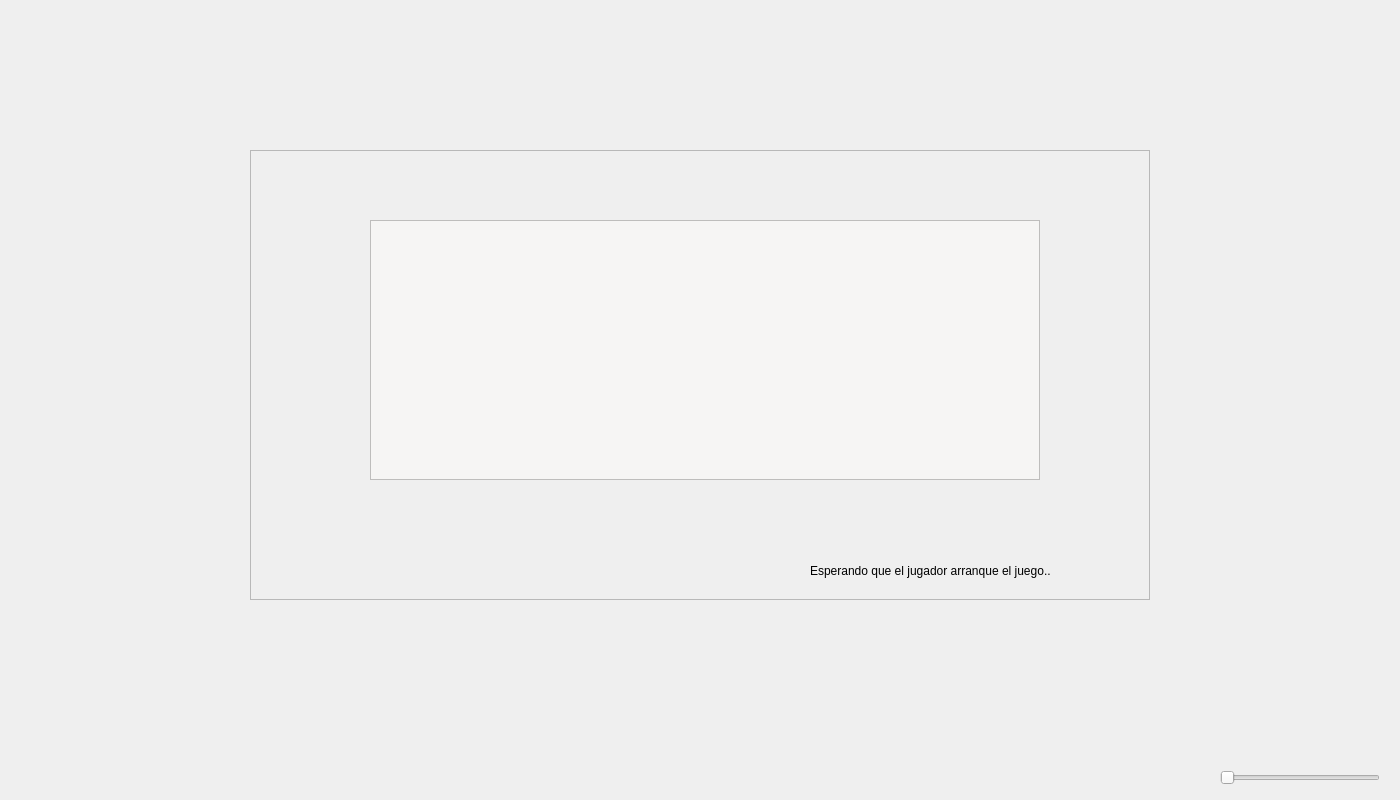
Before: the Qt Designer form client/menuQT/join.ui in Left4DeadTaller1/Left4Dead, drawn with Qt 5.
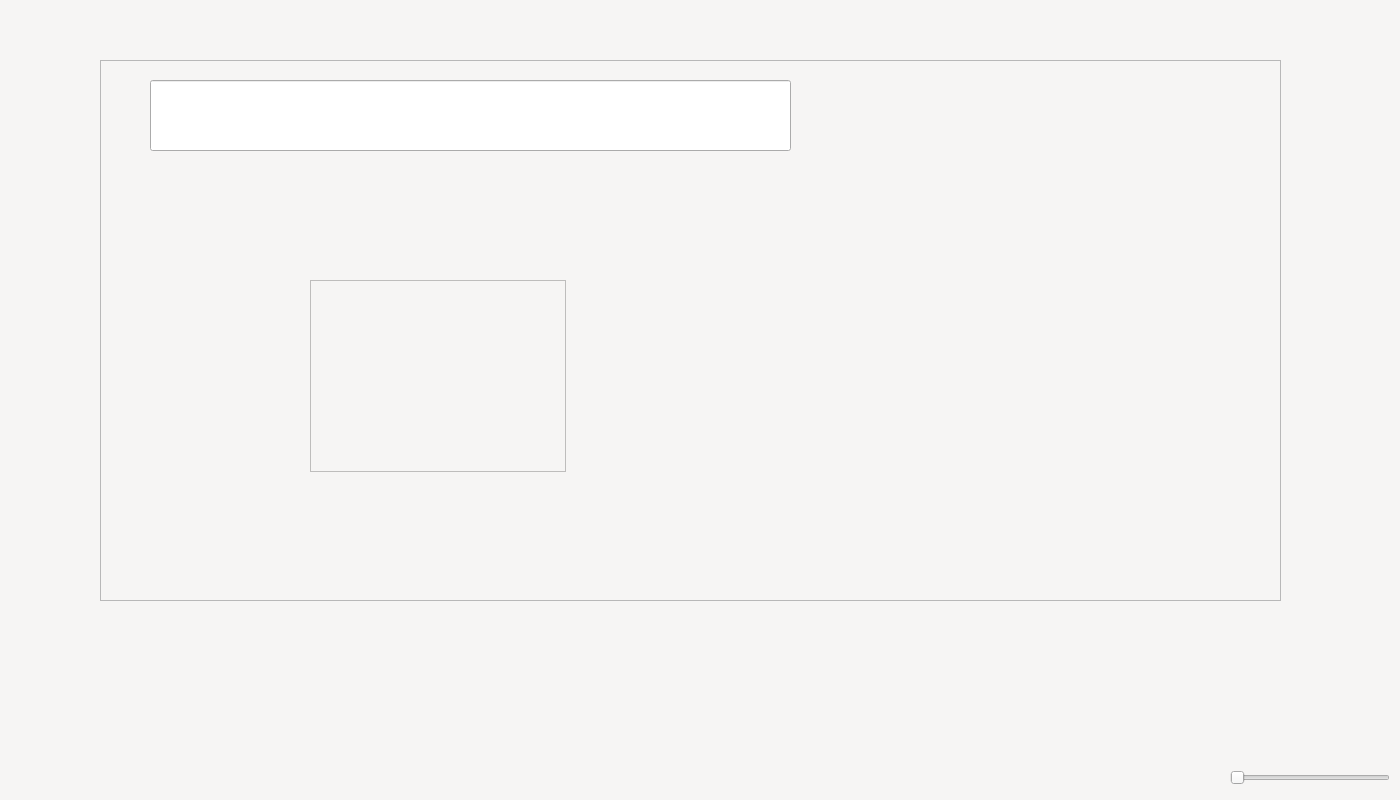
After: the same form once the commit is applied.

What changed in the file:
```diff
--- a/client/menuQT/join.ui
+++ b/client/menuQT/join.ui
@@ -13,26 +13,13 @@
   <property name="windowTitle">
    <string>Dialog</string>
   </property>
-  <widget class="QLabel" name="fondo3">
-   <property name="geometry">
-    <rect>
-     <x>0</x>
-     <y>0</y>
-     <width>1400</width>
-     <height>800</height>
-    </rect>
-   </property>
-   <property name="text">
-    <string/>
-   </property>
-  </widget>
   <widget class="QFrame" name="frame3">
    <property name="geometry">
     <rect>
-     <x>250</x>
-     <y>150</y>
-     <width>900</width>
-     <height>450</height>
+     <x>100</x>
+     <y>60</y>
+     <width>1181</width>
+     <height>541</height>
     </rect>
    </property>
    <property name="frameShape">
@@ -41,37 +28,62 @@
    <property name="frameShadow">
     <enum>QFrame::Raised</enum>
    </property>
-   <widget class="QTextEdit" name="textEdit3">
+   <widget class="QLineEdit" name="infoGame3">
     <property name="geometry">
      <rect>
-      <x>120</x>
-      <y>70</y>
-      <width>670</width>
-      <height>260</height>
+      <x>50</x>
+      <y>20</y>
+      <width>641</width>
+      <height>71</height>
+     </rect>
+    </property>
+   </widget>
+   <widget class="QListView" name="listView3">
+    <property name="geometry">
+     <rect>
+      <x>210</x>
+      <y>220</y>
+      <width>256</width>
+      <height>192</height>
      </rect>
     </property>
     <property name="styleSheet">
      <string notr="true">background-color: rgb(246, 245, 244);</string>
     </property>
    </widget>
-   <widget class="QLabel" name="label">
+   <widget class="QLabel" name="map3">
     <property name="geometry">
      <rect>
-      <x>560</x>
-      <y>410</y>
-      <width>341</width>
-      <height>21</height>
+      <x>720</x>
+      <y>20</y>
+      <width>131</width>
+      <height>71</height>
      </rect>
     </property>
     <property name="text">
-     <string>Esperando que el jugador arranque el juego..</string>
+     <string/>
     </property>
    </widget>
+   <widget class="QWidget" name="verticalLayoutWidget">
+    <property name="geometry">
+     <rect>
+      <x>50</x>
+      <y>110</y>
+      <width>1071</width>
+      <height>391</height>
+     </rect>
+    </property>
+    <layout class="QVBoxLayout" name="layout3"/>
+   </widget>
+   <zorder>map3</zorder>
+   <zorder>infoGame3</zorder>
+   <zorder>verticalLayoutWidget</zorder>
+   <zorder>listView3</zorder>
   </widget>
-  <widget class="QSlider" name="slider3">
+  <widget class="QSlider" name="slider2">
    <property name="geometry">
     <rect>
-     <x>1220</x>
+     <x>1230</x>
      <y>770</y>
      <width>160</width>
      <height>16</height>
@@ -84,16 +96,36 @@
   <widget class="QLabel" name="iconoSonido3">
    <property name="geometry">
     <rect>
-     <x>1170</x>
+     <x>1180</x>
      <y>770</y>
      <width>31</width>
-     <height>17</height>
+     <height>20</height>
     </rect>
    </property>
    <property name="text">
     <string/>
    </property>
   </widget>
+  <widget class="QLabel" name="fondo3">
+   <property name="geometry">
+    <rect>
+     <x>0</x>
+     <y>0</y>
+     <width>1400</width>
+     <height>800</height>
+    </rect>
+   </property>
+   <property name="styleSheet">
+    <string notr="true">background-color: rgb(246, 245, 244);</string>
+   </property>
+   <property name="text">
+    <string/>
+   </property>
+  </widget>
+  <zorder>fondo3</zorder>
+  <zorder>frame3</zorder>
+  <zorder>slider2</zorder>
+  <zorder>iconoSonido3</zorder>
  </widget>
  <resources/>
  <connections/>
```
